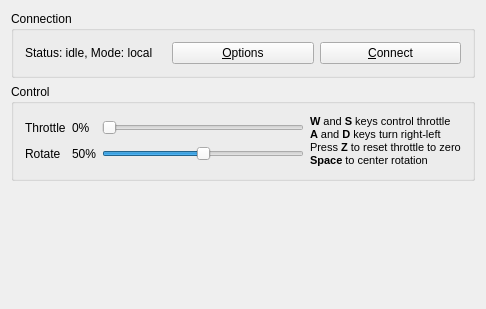
Qt form ControlApp/ControlApp/mainwindow.ui (Shmuma/RadioBoat) before a commit.
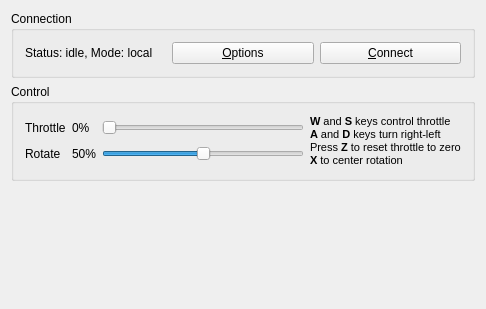
The same form after that commit.

The edit to the form file:
```diff
--- a/ControlApp/ControlApp/mainwindow.ui
+++ b/ControlApp/ControlApp/mainwindow.ui
@@ -116,7 +116,7 @@
 &lt;p style=&quot; margin-top:0px; margin-bottom:0px; margin-left:0px; margin-right:0px; -qt-block-indent:0; text-indent:0px;&quot;&gt;&lt;span style=&quot; font-size:8pt; font-weight:600;&quot;&gt;W&lt;/span&gt;&lt;span style=&quot; font-size:8pt;&quot;&gt; and &lt;/span&gt;&lt;span style=&quot; font-size:8pt; font-weight:600;&quot;&gt;S&lt;/span&gt;&lt;span style=&quot; font-size:8pt;&quot;&gt; keys control throttle&lt;/span&gt;&lt;/p&gt;
 &lt;p style=&quot; margin-top:0px; margin-bottom:0px; margin-left:0px; margin-right:0px; -qt-block-indent:0; text-indent:0px;&quot;&gt;&lt;span style=&quot; font-size:8pt; font-weight:600;&quot;&gt;A&lt;/span&gt;&lt;span style=&quot; font-size:8pt;&quot;&gt; and &lt;/span&gt;&lt;span style=&quot; font-size:8pt; font-weight:600;&quot;&gt;D&lt;/span&gt;&lt;span style=&quot; font-size:8pt;&quot;&gt; keys turn right-left&lt;/span&gt;&lt;/p&gt;
 &lt;p style=&quot; margin-top:0px; margin-bottom:0px; margin-left:0px; margin-right:0px; -qt-block-indent:0; text-indent:0px;&quot;&gt;&lt;span style=&quot; font-size:8pt;&quot;&gt;Press &lt;/span&gt;&lt;span style=&quot; font-size:8pt; font-weight:600;&quot;&gt;Z&lt;/span&gt;&lt;span style=&quot; font-size:8pt;&quot;&gt; to reset throttle to zero&lt;/span&gt;&lt;/p&gt;
-&lt;p style=&quot; margin-top:0px; margin-bottom:0px; margin-left:0px; margin-right:0px; -qt-block-indent:0; text-indent:0px;&quot;&gt;&lt;span style=&quot; font-size:8pt; font-weight:600;&quot;&gt;Space&lt;/span&gt;&lt;span style=&quot; font-size:8pt;&quot;&gt; to center rotation&lt;/span&gt;&lt;/p&gt;&lt;/body&gt;&lt;/html&gt;</string>
+&lt;p style=&quot; margin-top:0px; margin-bottom:0px; margin-left:0px; margin-right:0px; -qt-block-indent:0; text-indent:0px;&quot;&gt;&lt;span style=&quot; font-size:8pt; font-weight:600;&quot;&gt;X&lt;/span&gt;&lt;span style=&quot; font-size:8pt;&quot;&gt; to center rotation&lt;/span&gt;&lt;/p&gt;&lt;/body&gt;&lt;/html&gt;</string>
          </property>
          <property name="textFormat">
           <enum>Qt::RichText</enum>
```
Left out of the diff: 30 changed lines with no effect on the pictures.
